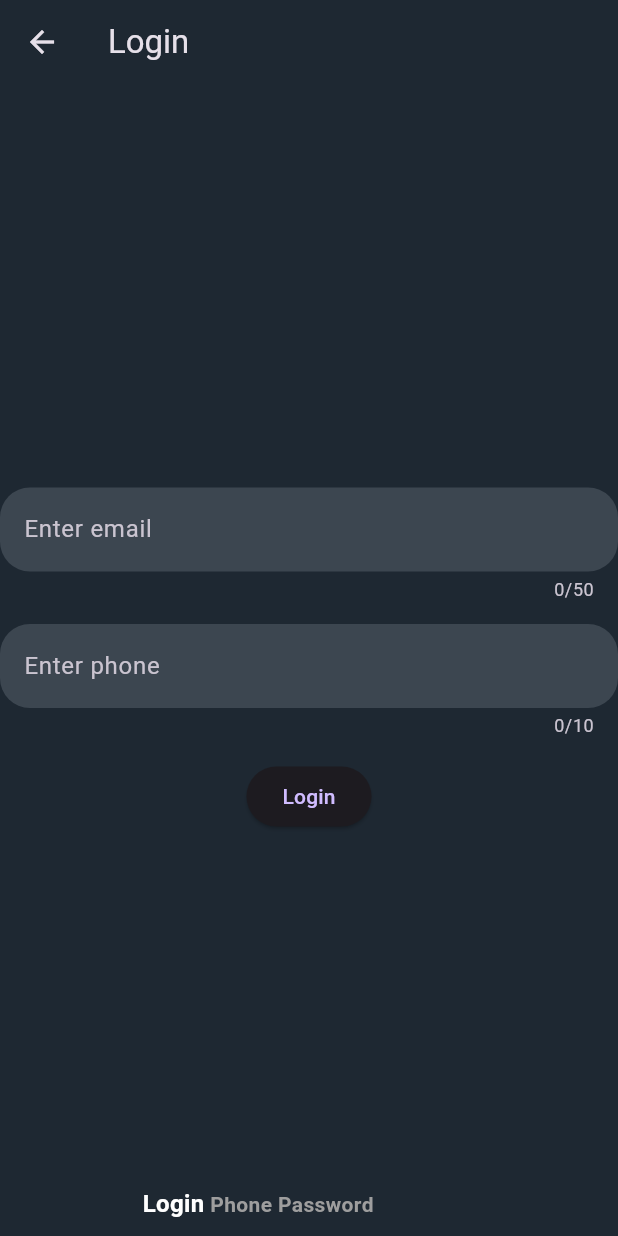
After one commit to AtharvaParadkar/Flutter-APIs, a Flutter app: the screen it shows after launch, after a tap on "Post Api Login", on a phone screen of 412 x 824 dp. The commit adds this screen. Run offline on Flutter 3.47's test engine with Material 3 defaults, Android fonts, the light colour scheme and no system bars; our stand-ins replace gap, get, local_auth; network calls fail.

Commit message:
Post api Login email_phone

```diff
--- a/lib/main.dart
+++ b/lib/main.dart
@@ -6,6 +6,7 @@ import 'package:flutter_apis/get_multiple_API_call/multiple_api_call_screen.dart
 import 'package:flutter_apis/get_photos_api_call/get_photos_api_callscreen.dart';
 import 'package:flutter_apis/get_products_api_call/get_products_api_callscreen.dart';
 import 'package:flutter_apis/post_api/post_api_call_screen.dart';
+import 'package:flutter_apis/post_api_login.dart/login_email_phone.dart';
 import 'package:gap/gap.dart';
 import 'package:local_auth/local_auth.dart';
 
@@ -46,7 +47,11 @@ class _MyAppState extends State<MyApp> {
   @override
   Widget build(BuildContext context) {
     return MaterialApp(
-      theme: ThemeData(primarySwatch: Colors.blue, brightness: Brightness.dark),
+      theme: ThemeData(
+        primarySwatch: Colors.blue,
+        brightness: Brightness.dark,
+        scaffoldBackgroundColor: const Color.fromARGB(255, 30, 40, 50),
+      ),
       debugShowCheckedModeBanner: false,
       title: 'API',
       home: const Home(),
@@ -62,6 +67,7 @@ class Home extends StatelessWidget {
     return Scaffold(
       appBar: AppBar(
         title: const Text('Home'),
+        backgroundColor: Colors.transparent,
       ),
       body: Center(
         child: Column(
@@ -140,12 +146,25 @@ class Home extends StatelessWidget {
               onPressed: () {
                 Navigator.push(
                   context,
-                  MaterialPageRoute(
-                      builder: (context) => PostApiCallScreen()),
+                  MaterialPageRoute(builder: (context) => PostApiCallScreen()),
                 );
               },
               child: const Text(
                 'Post Api Data',
+                style: TextStyle(fontSize: 20),
+              ),
+            ),
+            const Gap(10),
+            FilledButton.tonal(
+              onPressed: () {
+                Navigator.push(
+                  context,
+                  MaterialPageRoute(
+                      builder: (context) => const LoginEmailPhone()),
+                );
+              },
+              child: const Text(
+                'Post Api Login',
                 style: TextStyle(fontSize: 20),
               ),
             ),
--- /dev/null
+++ b/lib/post_api_login.dart/login_email_phone.dart
@@ -0,0 +1,138 @@
+import 'package:flutter/material.dart';
+import 'package:flutter_apis/post_api_login.dart/login_phone_psw.dart';
+import 'package:gap/gap.dart';
+
+class LoginEmailPhone extends StatelessWidget {
+  const LoginEmailPhone({super.key});
+
+  @override
+  Widget build(BuildContext context) {
+    final formKey = GlobalKey<FormState>();
+    final emailController = TextEditingController(),
+        phoneController = TextEditingController();
+    return Scaffold(
+      appBar: AppBar(
+        title: const Text('Login'),
+        backgroundColor: Colors.transparent,
+      ),
+      body: Form(
+        key: formKey,
+        child: Stack(
+          children: [
+            Column(
+              mainAxisAlignment: MainAxisAlignment.center,
+              children: [
+                TextFormField(
+                  maxLength: 50,
+                  controller: emailController,
+                  decoration: InputDecoration(
+                    border: OutlineInputBorder(
+                      borderRadius: BorderRadius.circular(20),
+                      borderSide: BorderSide.none,
+                    ),
+                    fillColor: const Color.fromARGB(255, 60, 70, 80),
+                    filled: true,
+                    label: const Text('Enter email'),
+                    errorStyle: const TextStyle(
+                      color: Colors.blue,
+                    ),
+                  ),
+                  validator: (value) {
+                    if (value == null ||
+                        value.isEmpty ||
+                        !value.contains('@')) {
+                      return 'Enter valid email';
+                    }
+                    return null;
+                  },
+                ),
+                const Gap(15),
+                TextFormField(
+                  maxLength: 10,
+                  controller: phoneController,
+                  keyboardType: TextInputType.phone,
+                  decoration: InputDecoration(
+                    border: OutlineInputBorder(
+                      borderRadius: BorderRadius.circular(20),
+                      borderSide: BorderSide.none,
+                    ),
+                    fillColor: const Color.fromARGB(255, 60, 70, 80),
+                    filled: true,
+                    label: const Text('Enter phone'),
+                    errorStyle: const TextStyle(
+                      color: Colors.blue,
+                    ),
+                  ),
+                  validator: (value) {
+                    if (value == null ||
+                        value.isEmpty ||
+                        value.trim().length <= 1 ||
+                        value.trim().length < 10) {
+                      return 'Enter valid phone number';
+                    }
+                    return null;
+                  },
+                ),
+                const Gap(15),
+                ElevatedButton(
+                  onPressed: () {
+                    final isValid = formKey.currentState!.validate();
+                    if (isValid) {
+                      formKey.currentState!.save();
+                      print("${emailController.text} ${phoneController.text}");
+                      final snacks = SnackBar(
+                        content: Center(
+                          child: Text(
+                            '${emailController.text} ${phoneController.text}',
+                            style: const TextStyle(color: Colors.black),
+                          ),
+                        ),
+                        backgroundColor: const Color.fromARGB(255, 90, 100, 110),
+                        shape: const StadiumBorder(),
+                        animation: const AlwaysStoppedAnimation(10),
+                        duration: const Duration(seconds: 5),
+                        behavior: SnackBarBehavior.floating,
+                      );
+                      ScaffoldMessenger.of(context).showSnackBar(snacks);
+                    }
+                  },
+                  child: const Text('Login'),
+                ),
+              ],
+            ),
+            Positioned(
+              bottom: 10,
+              left: 95,
+              child: InkWell(
+                onTap: () => Navigator.push(context,
+                    MaterialPageRoute(builder: (_) => const LoginPhonePsw())),
+                child: const Text.rich(
+                  TextSpan(
+                    children: [
+                      TextSpan(
+                        text: 'Login',
+                        style: TextStyle(
+                          fontWeight: FontWeight.bold,
+                          fontSize: 16,
+                          color: Colors.white,
+                        ),
+                      ),
+                      TextSpan(
+                        text: ' Phone Password',
+                        style: TextStyle(
+                          fontWeight: FontWeight.bold,
+                          fontSize: 14,
+                          color: Colors.grey,
+                        ),
+                      ),
+                    ],
+                  ),
+                ),
+              ),
+            ),
+          ],
+        ),
+      ),
+    );
+  }
+}
```
